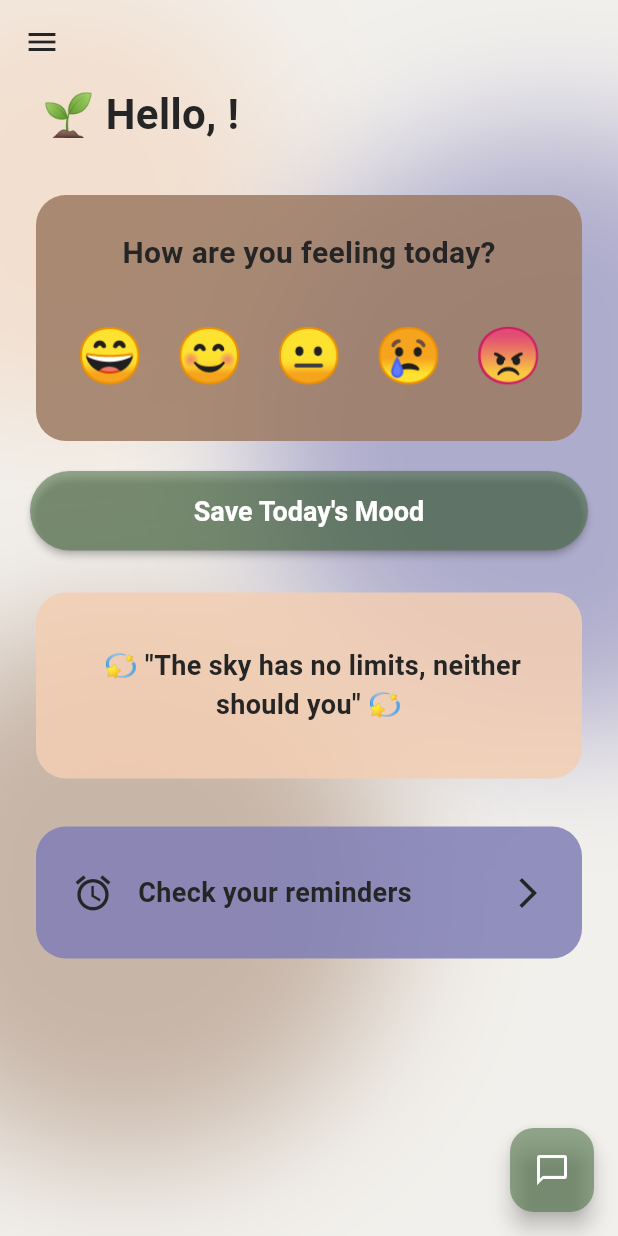
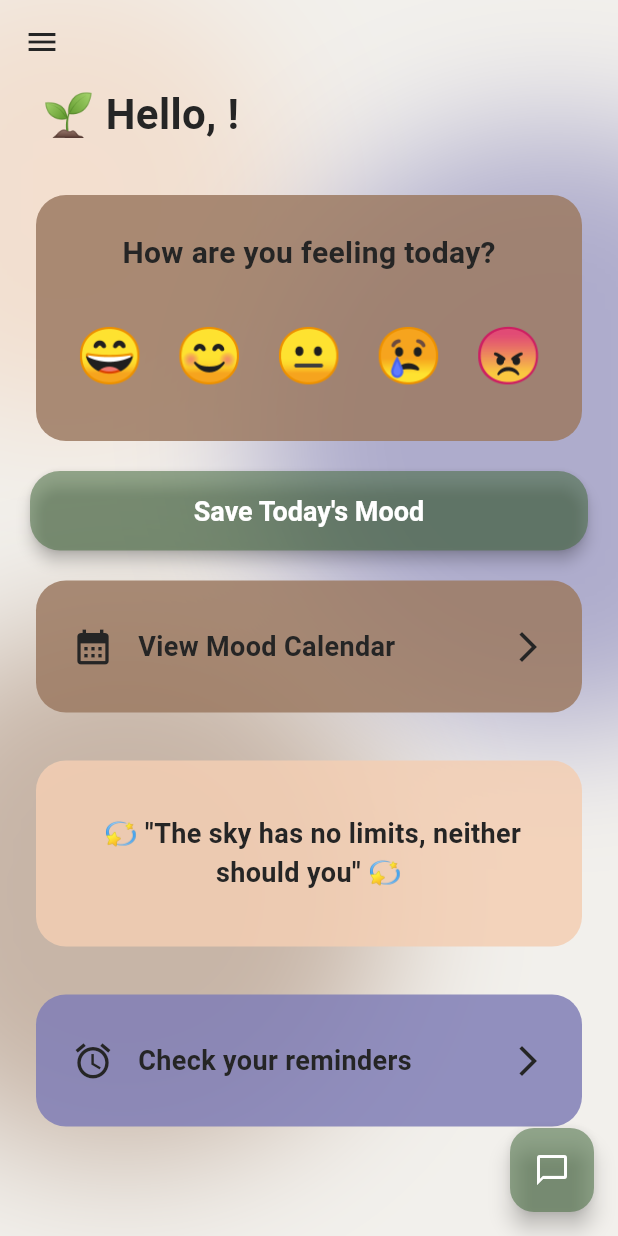
Before and after one commit to tanvi8789/mindsport_backend, a Flutter app: the HomeScreen screen opened by its route, on a phone screen of 412 x 824 dp. Run offline on Flutter 3.47's test engine with Material 3 defaults, Android fonts, the phone set to English and light mode, and no system bars; our stand-ins replace flutter_secure_storage, table_calendar; accounts and stored records are empty; Roboto replaces fonts that are missing (Nunito).

```diff
--- a/frontend/lib/main.dart
+++ b/frontend/lib/main.dart
@@ -19,6 +19,7 @@ import 'screens/chat_page.dart';
 import 'screens/community_forum.dart';
 import 'screens/profile_screen.dart';
 import 'screens/reminders_screen.dart';
+import 'package:mindsport/screens/mood_calender.dart';
 // Import placeholder screens
 import 'screens/placeholder_screen.dart';
 
@@ -125,6 +126,7 @@ class MindSportApp extends StatelessWidget {
         '/profile': (context) => const ProfileScreen(),
         '/forum': (context) => CommunityForum(),
         '/chat': (context) => ChatPage(),
+        '/history': (context) => const MoodHistoryScreen(),
       },
     );
   }
--- a/frontend/lib/screens/home_screen.dart
+++ b/frontend/lib/screens/home_screen.dart
@@ -1,11 +1,13 @@
 import 'package:flutter/material.dart';
-import '../services/mood_provider.dart';
-import '../services/user_provider.dart';
+import 'package:mindsport/services/mood_provider.dart';
+import 'package:mindsport/services/user_provider.dart';
 import 'package:provider/provider.dart';
-import 'sidebar.dart';
+import 'package:mindsport/screens/sidebar.dart';
 import 'dart:convert';
 import 'package:http/http.dart' as http;
-import '../main.dart'; // Import theme
+
+// Import the theme colors we defined in main.dart
+import 'package:mindsport/main.dart';
 
 class HomeScreen extends StatefulWidget {
   const HomeScreen({super.key});
@@ -21,14 +23,16 @@ class _HomeScreenState extends State<HomeScreen> with SingleTickerProviderStateM
   @override
   void initState() {
     super.initState();
-    // Animation setup
+    // Animation setup: Runs for 800ms
     _animationController = AnimationController(
       vsync: this,
-      duration: const Duration(milliseconds: 600),
+      duration: const Duration(milliseconds: 800),
     );
+
+    // A nice fluid curve
     _fadeAnimation = CurvedAnimation(
       parent: _animationController,
-      curve: Curves.easeOutCubic,
+      curve: Curves.easeOutQuart,
     );
 
     // Fetch user data when the screen loads
@@ -37,7 +41,7 @@ class _HomeScreenState extends State<HomeScreen> with SingleTickerProviderStateM
       if (userProvider.user == null) {
         userProvider.fetchUserData();
       }
-      // Start the animation
+      // Start the animation immediately
       _animationController.forward();
     });
   }
@@ -48,12 +52,12 @@ class _HomeScreenState extends State<HomeScreen> with SingleTickerProviderStateM
     super.dispose();
   }
 
-  // ... (Your _submitMood function remains the same) ...
+  // Logic to save the mood to the backend
   Future<void> _submitMood(BuildContext context) async {
     final moodProvider = Provider.of<MoodProvider>(context, listen: false);
     final userProvider = Provider.of<UserProvider>(context, listen: false);
     final moodKeyword = moodProvider.todaysMoodKeyword;
-    final userId = userProvider.user?.id; // Get the real user ID
+    final userId = userProvider.user?.id;
 
     if (moodKeyword == null) {
       ScaffoldMessenger.of(context).showSnackBar(
@@ -71,7 +75,7 @@ class _HomeScreenState extends State<HomeScreen> with SingleTickerProviderStateM
     const String apiUrl = 'https://mindsport-backend.onrender.com/api/moods';
     final Map<String, dynamic> body = {
       'mood': moodKeyword,
-      'reason': '', // You can add a text field for this later
+      'reason': '',
       'userId': userId,
     };
 
@@ -79,29 +83,29 @@ class _HomeScreenState extends State<HomeScreen> with SingleTickerProviderStateM
       SnackBar(
         content: const Text('Saving mood...'),
         backgroundColor: MindSportTheme.softLavender,
+        duration: const Duration(seconds: 1),
       ),
     );
 
     try {
       final response = await http.post(
         Uri.parse(apiUrl),
-        headers: {
-          'Content-Type': 'application/json; charset=UTF-8',
-          // We need to send the auth token to the 'protect' middleware
-        },
+        headers: {'Content-Type': 'application/json; charset=UTF-8'},
         body: jsonEncode(body),
       ).timeout(const Duration(seconds: 20));
 
+      if (response.statusCode == 200 || response.statusCode == 201) {
+        if (mounted) {
           ScaffoldMessenger.of(context).hideCurrentSnackBar();
-
-      if (response.statusCode == 200 || response.statusCode == 201) {
           ScaffoldMessenger.of(context).showSnackBar(
             SnackBar(
               content: const Text('Mood saved successfully!'),
-            backgroundColor: MindSportTheme.primaryGreen, // Use theme color
+              backgroundColor: MindSportTheme.primaryGreen,
             ),
           );
+        }
       } else {
+        if (mounted) {
           ScaffoldMessenger.of(context).showSnackBar(
             SnackBar(
               content: Text('Error from server: ${response.statusCode}'),
@@ -109,8 +113,9 @@ class _HomeScreenState extends State<HomeScreen> with SingleTickerProviderStateM
             ),
           );
         }
+      }
     } catch (e) {
-      ScaffoldMessenger.of(context).hideCurrentSnackBar();
+      if (mounted) {
         ScaffoldMessenger.of(context).showSnackBar(
           SnackBar(
             content: Text('Connection Error: ${e.runtimeType}'),
@@ -119,7 +124,7 @@ class _HomeScreenState extends State<HomeScreen> with SingleTickerProviderStateM
         );
       }
     }
-
+  }
 
   @override
   Widget build(BuildContext context) {
@@ -129,24 +134,30 @@ class _HomeScreenState extends State<HomeScreen> with SingleTickerProviderStateM
 
     return Scaffold(
       drawer: const AppSidebar(),
-      appBar: AppBar(),
+      appBar: AppBar(
+        // Transparent AppBar to show the background
+        backgroundColor: Colors.transparent,
+        elevation: 0,
+        iconTheme: const IconThemeData(color: MindSportTheme.darkText),
+      ),
+      // Use a Stack to layer the background painter behind the content
       body: Stack(
         children: [
-          // --- 1. THE ABSTRACT BACKGROUND ---
+          // --- 1. ABSTRACT BACKGROUND ---
           CustomPaint(
             painter: _BackgroundPainter(),
             size: Size.infinite,
           ),
 
-          // --- 2. THE SCROLLING CONTENT ---
+          // --- 2. SCROLLABLE CONTENT ---
           FadeTransition(
-            opacity: _fadeAnimation, // Apply the fade animation here
+            opacity: _fadeAnimation,
             child: SingleChildScrollView(
               padding: const EdgeInsets.symmetric(horizontal: 20.0),
               child: Column(
                 crossAxisAlignment: CrossAxisAlignment.start,
                 children: [
-                  // --- Header ---
+                  // Header
                   Padding(
                     padding: const EdgeInsets.symmetric(horizontal: 8.0),
                     child: Text(
@@ -160,37 +171,56 @@ class _HomeScreenState extends State<HomeScreen> with SingleTickerProviderStateM
                   ),
                   const SizedBox(height: 30),
 
-                  // --- Mood Card ---
-                  // We wrap each card in our new animation widget
+                  // Mood Card (Staggered Animation 1)
                   _FadeInSlide(
                     animation: _fadeAnimation,
-                    delay: 0.1, // Start after a small delay
+                    delay: 0.0,
                     child: _buildMoodCard(context, moodProvider),
                   ),
                   const SizedBox(height: 16),
 
-                  // --- Save Mood Button ---
+                  // Save Mood Button (Staggered Animation 2)
                   _FadeInSlide(
                     animation: _fadeAnimation,
-                    delay: 0.2,
+                    delay: 0.1,
                     child: SizedBox(
                       width: double.infinity,
                       child: ElevatedButton(
                         onPressed: () => _submitMood(context),
                         style: ElevatedButton.styleFrom(
-                          // --- COLOR FIX ---
-                          // This now uses the primary green for a clear call to action
+                          // Strong CTA color
                           backgroundColor: MindSportTheme.primaryGreen,
                           foregroundColor: Colors.white,
-                          elevation: 2, // A very subtle shadow
+                          elevation: 4,
+                          padding: const EdgeInsets.symmetric(vertical: 16),
+                          shape: RoundedRectangleBorder(
+                            borderRadius: BorderRadius.circular(20),
                           ),
-                        child: const Text('Save Today\'s Mood'),
                         ),
+                        child: const Text(
+                          'Save Today\'s Mood',
+                          style: TextStyle(fontSize: 18, fontWeight: FontWeight.bold),
+                        ),
+                      ),
+                    ),
+                  ),
+                  const SizedBox(height: 16),
+
+                  // Mood Calendar Button (Staggered Animation 3)
+                  _FadeInSlide(
+                    animation: _fadeAnimation,
+                    delay: 0.2,
+                    child: _buildNavigationCard(
+                      context: context,
+                      title: 'View Mood Calendar',
+                      color: MindSportTheme.softGreen,
+                      icon: Icons.calendar_month,
+                      routeName: '/history',
                     ),
                   ),
                   const SizedBox(height: 24),
 
-                  // --- Quote Card ---
+                  // Quote Card (Staggered Animation 4)
                   _FadeInSlide(
                     animation: _fadeAnimation,
                     delay: 0.3,
@@ -198,7 +228,7 @@ class _HomeScreenState extends State<HomeScreen> with SingleTickerProviderStateM
                   ),
                   const SizedBox(height: 24),
 
-                  // --- Reminders Card ---
+                  // Reminders Card (Staggered Animation 5)
                   _FadeInSlide(
                     animation: _fadeAnimation,
                     delay: 0.4,
@@ -210,13 +240,15 @@ class _HomeScreenState extends State<HomeScreen> with SingleTickerProviderStateM
                       routeName: '/reminders',
                     ),
                   ),
-                  const SizedBox(height: 100), // Extra space for FAB
+
+                  const SizedBox(height: 100), // Space for FAB
                 ],
               ),
             ),
           ),
         ],
       ),
+      // Floating Chat Button
       floatingActionButton: FloatingActionButton(
         onPressed: () {
           Navigator.pushNamed(context, '/chat');
@@ -227,10 +259,8 @@ class _HomeScreenState extends State<HomeScreen> with SingleTickerProviderStateM
     );
   }
 
-  // ... (_buildMoodCard, _buildQuoteCard, _buildNavigationCard methods are unchanged) ...
-  // ... They will be picked up by the animation wrappers automatically ...
+  // --- WIDGET BUILDERS ---
 
-  /// Builds the top card for mood selection
   Widget _buildMoodCard(BuildContext context, MoodProvider moodProvider) {
     final Map<String, String> moodMap = {
       '😄': 'excited',
@@ -241,10 +271,9 @@ class _HomeScreenState extends State<HomeScreen> with SingleTickerProviderStateM
     };
     final emojiOptions = moodMap.keys.toList();
 
-    // The CardTheme from main.dart handles the shape
     return Card(
-      // --- OPACITY CHANGE ---
-      color: MindSportTheme.softGreen.withOpacity(0.85), // Use theme color with opacity
+      // Semi-transparent background
+      color: MindSportTheme.softGreen.withOpacity(0.85),
       child: Padding(
         padding: const EdgeInsets.symmetric(vertical: 24, horizontal: 16),
         child: Column(
@@ -256,8 +285,7 @@ class _HomeScreenState extends State<HomeScreen> with SingleTickerProviderStateM
                   fontSize: 20,
                   fontWeight: FontWeight.w600,
                   fontFamily: 'Nunito',
-                  color: MindSportTheme.darkText // Use theme color
-              ),
+                  color: MindSportTheme.darkText),
             ),
             const SizedBox(height: 20),
             Row(
@@ -274,7 +302,7 @@ class _HomeScreenState extends State<HomeScreen> with SingleTickerProviderStateM
                       }
                     },
                     child: Container(
-                      color: Colors.transparent, // Makes the whole area tappable
+                      color: Colors.transparent,
                       child: AnimatedContainer(
                         duration: const Duration(milliseconds: 200),
                         padding: const EdgeInsets.all(8),
@@ -301,11 +329,9 @@ class _HomeScreenState extends State<HomeScreen> with SingleTickerProviderStateM
     );
   }
 
-  /// Builds the middle card for the motivational quote
   Widget _buildQuoteCard() {
     return Card(
-      // --- OPACITY CHANGE ---
-      color: MindSportTheme.softPeach.withOpacity(0.85), // Use theme color with opacity
+      color: MindSportTheme.softPeach.withOpacity(0.85),
       child: const Padding(
         padding: EdgeInsets.symmetric(horizontal: 24, vertical: 36),
         child: Text(
@@ -313,7 +339,7 @@ class _HomeScreenState extends State<HomeScreen> with SingleTickerProviderStateM
           textAlign: TextAlign.center,
           style: TextStyle(
             fontSize: 18,
-            color: MindSportTheme.darkText, // Use theme color
+            color: MindSportTheme.darkText,
             fontFamily: 'Nunito',
             fontWeight: FontWeight.w600,
           ),
@@ -322,7 +348,6 @@ class _HomeScreenState extends State<HomeScreen> with SingleTickerProviderStateM
     );
   }
 
-  /// Builds a generic card to navigate to another page
   Widget _buildNavigationCard({
     required BuildContext context,
     required String title,
@@ -331,13 +356,12 @@ class _HomeScreenState extends State<HomeScreen> with SingleTickerProviderStateM
     required String routeName,
   }) {
     return Card(
-      // --- OPACITY CHANGE ---
-      color: color.withOpacity(0.85), // Use theme color with opacity
+      color: color.withOpacity(0.85),
       child: InkWell(
         onTap: () {
           Navigator.pushNamed(context, routeName);
         },
-        borderRadius: BorderRadius.circular(20), // Matches card shape
+        borderRadius: BorderRadius.circular(20),
         child: Padding(
           padding: const EdgeInsets.symmetric(horizontal: 24, vertical: 30),
           child: Row(
@@ -366,33 +390,27 @@ class _HomeScreenState extends State<HomeScreen> with SingleTickerProviderStateM
     );
   }
 }
-// --- NEW WIDGET FOR THE BACKGROUND ---
+
+// --- ANIMATION & BACKGROUND CLASSES ---
+
 class _BackgroundPainter extends CustomPainter {
   @override
   void paint(Canvas canvas, Size size) {
-    // --- INTENSITY CHANGE ---
-    // We decrease the blur to make the colors more present
+    // Increased intensity by lowering blur slightly and increasing opacity
     const double blurSigma = 45.0;
 
-    // Soft Peach color
     final paint1 = Paint()
-    // --- INTENSITY CHANGE ---
-      ..color = MindSportTheme.softPeach.withOpacity(0.5) // Was 0.3
+      ..color = MindSportTheme.softPeach.withOpacity(0.5)
       ..maskFilter = const MaskFilter.blur(BlurStyle.normal, blurSigma);
 
-    // Soft Lavender color
     final paint2 = Paint()
-    // --- INTENSITY CHANGE ---
-      ..color = MindSportTheme.softLavender.withOpacity(0.6) // Was 0.4
+      ..color = MindSportTheme.softLavender.withOpacity(0.6)
       ..maskFilter = const MaskFilter.blur(BlurStyle.normal, blurSigma);
 
-    // Soft Green color
     final paint3 = Paint()
-    // --- INTENSITY CHANGE ---
-      ..color = MindSportTheme.softGreen.withOpacity(0.5) // Was 0.3
+      ..color = MindSportTheme.softGreen.withOpacity(0.5)
       ..maskFilter = const MaskFilter.blur(BlurStyle.normal, blurSigma);
 
-    // Draw three large, overlapping circles to create a soft gradient
     canvas.drawCircle(Offset(size.width * 0.1, size.height * 0.1), 150, paint1);
     canvas.drawCircle(Offset(size.width * 0.9, size.height * 0.3), 200, paint2);
     canvas.drawCircle(Offset(size.width * 0.2, size.height * 0.7), 180, paint3);
@@ -400,15 +418,13 @@ class _BackgroundPainter extends CustomPainter {
 
   @override
   bool shouldRepaint(covariant CustomPainter oldDelegate) {
-    return false; // This background never needs to change
+    return false;
   }
 }
 
-// --- NEW WIDGET FOR ANIMATION ---
-// This simple widget will fade in and slide up its child
 class _FadeInSlide extends StatelessWidget {
   final Animation<double> animation;
-  final double delay; // A value between 0.0 and 1.0
+  final double delay;
   final Widget child;
 
   const _FadeInSlide({
@@ -419,19 +435,21 @@ class _FadeInSlide extends StatelessWidget {
 
   @override
   Widget build(BuildContext context) {
-    // We create a new "curved" animation that only runs
-    // for a part of the main animation's duration
+    // Calculates the specific interval for this widget's animation
     final curvedAnimation = CurvedAnimation(
       parent: animation,
-      // This curve makes it start after the delay, and finish quickly
-      curve: Interval(delay, (delay + 0.5).clamp(0.0, 1.0), curve: Curves.easeOutCubic),
+      curve: Interval(
+          delay,
+          (delay + 0.5).clamp(0.0, 1.0),
+          curve: Curves.easeOutCubic
+      ),
     );
 
     return AnimatedBuilder(
       animation: curvedAnimation,
       builder: (context, child) {
         return Transform.translate(
-          // Slide up from 30 pixels below
+          // Slide up from 30px down
           offset: Offset(0, (1.0 - curvedAnimation.value) * 30),
           child: Opacity(
             opacity: curvedAnimation.value,
```
Also changed, not shown: frontend/lib/screens/mood_calender.dart (+53 -38 lines), frontend/lib/screens/profile_screen.dart (+223 -109 lines), 2 other files. Lines whose indentation alone changed are shown as unchanged.
